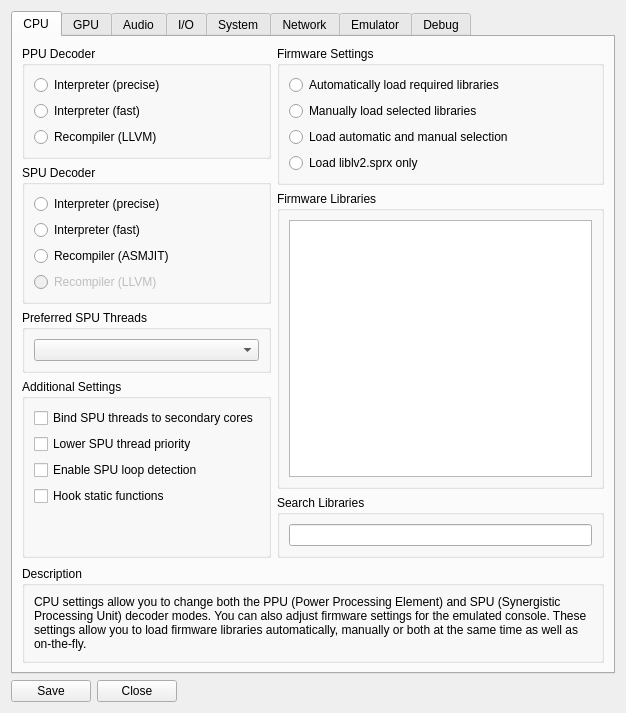
The window that rpcs3/rpcs3qt/settings_dialog.ui (RPCS3/rpcs3) describes before a commit, drawn with Qt 5.
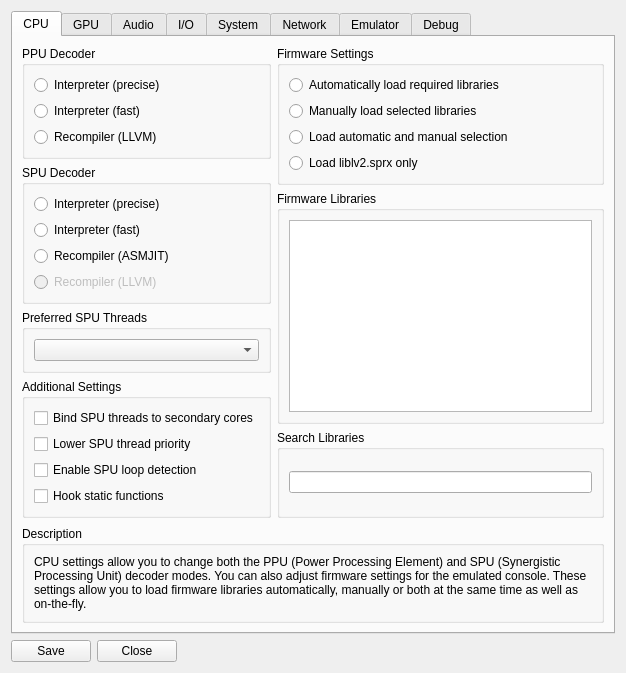
The same window after the commit. Icons and pictures are not drawn.

Commit message: settings_dialog: make size consistent

The edit to the form file:
```diff
--- a/rpcs3/rpcs3qt/settings_dialog.ui
+++ b/rpcs3/rpcs3qt/settings_dialog.ui
@@ -7,7 +7,7 @@
     <x>0</x>
     <y>0</y>
     <width>550</width>
-    <height>646</height>
+    <height>604</height>
    </rect>
   </property>
   <property name="sizePolicy">
@@ -163,19 +163,6 @@
                 </property>
                </widget>
               </item>
-              <item>
-               <spacer name="verticalSpacer">
-                <property name="orientation">
-                 <enum>Qt::Vertical</enum>
-                </property>
-                <property name="sizeHint" stdset="0">
-                 <size>
-                  <width>20</width>
-                  <height>40</height>
-                 </size>
-                </property>
-               </spacer>
-              </item>
              </layout>
             </widget>
            </item>
@@ -253,7 +240,7 @@
            <item>
             <widget class="QGroupBox" name="groupBox_28">
              <property name="sizePolicy">
-              <sizepolicy hsizetype="Expanding" vsizetype="Preferred">
+              <sizepolicy hsizetype="Preferred" vsizetype="Preferred">
                <horstretch>0</horstretch>
                <verstretch>0</verstretch>
               </sizepolicy>
@@ -264,6 +251,12 @@
              <layout class="QVBoxLayout" name="verticalLayout_12">
               <item>
                <widget class="QListWidget" name="lleList">
+                <property name="sizePolicy">
+                 <sizepolicy hsizetype="Preferred" vsizetype="Preferred">
+                  <horstretch>0</horstretch>
+                  <verstretch>0</verstretch>
+                 </sizepolicy>
+                </property>
                 <property name="selectionMode">
                  <enum>QAbstractItemView::ExtendedSelection</enum>
                 </property>
@@ -282,7 +275,14 @@
              </property>
              <layout class="QVBoxLayout" name="verticalLayout_11">
               <item>
-               <widget class="QLineEdit" name="searchBox"/>
+               <widget class="QLineEdit" name="searchBox">
+                <property name="sizePolicy">
+                 <sizepolicy hsizetype="Preferred" vsizetype="Fixed">
+                  <horstretch>0</horstretch>
+                  <verstretch>0</verstretch>
+                 </sizepolicy>
+                </property>
+               </widget>
               </item>
              </layout>
             </widget>
```
The commit also changes 2 other files.
